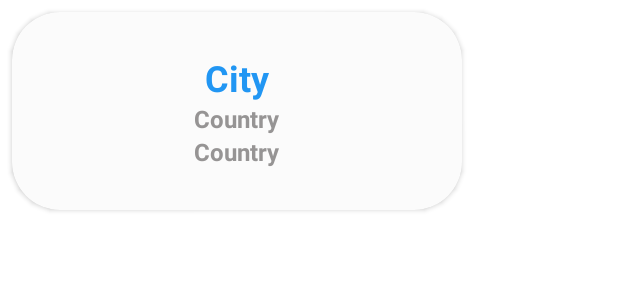
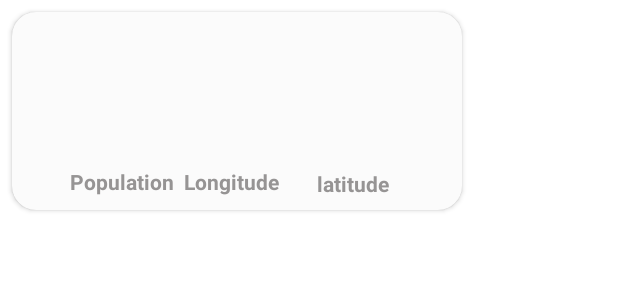
Before and after one commit to amnah44/Cotton-Candy, an Android app: the layout raw_item.xml on its own in the app's theme, with its tools: preview values and no code run, on a phone screen of 412 x 824 dp. Shown: the top 300 px of the screen. Run offline under Robolectric (Android 15) with nearby library versions, the phone set to English and light mode, and no system bars; network calls fail.

Commit message:
add information to card

```diff
--- a/app/src/main/java/com/amnah/ali/cotton/adapter/CitiesAdapter.kt
+++ b/app/src/main/java/com/amnah/ali/cotton/adapter/CitiesAdapter.kt
@@ -3,36 +3,34 @@ package com.amnah.ali.cotton.adapter
 import android.view.LayoutInflater
 import android.view.ViewGroup
 import androidx.recyclerview.widget.RecyclerView
-import com.amnah.ali.cotton.data.DataManager
 import com.amnah.ali.cotton.data.domain.City
 import com.amnah.ali.cotton.databinding.RawItemBinding
 
-class CitiesAdapter(val list: ArrayList<String>) :
+class CitiesAdapter(val list: ArrayList<City>) :
     RecyclerView.Adapter<CitiesAdapter.ViewHolder>() {
+
     //link this fragment with layout source
     override fun onCreateViewHolder(parent: ViewGroup, viewType: Int): ViewHolder {
-        return ViewHolder(
-            RawItemBinding.inflate(
-                LayoutInflater.from(parent.context),
-                parent,
-                false
-            )
+        val view: RawItemBinding = RawItemBinding.inflate(
+            LayoutInflater.from(parent.context),
+            parent,
+            false
         )
+        return ViewHolder(view)
     }
-
     //show all components in cardView
     override fun onBindViewHolder(holder: ViewHolder, position: Int) {
-        lateinit var dataManager: DataManager
         holder.binding?.apply {
-            citiesBox.text = "Baghdad" //dataManager.getNextCity().city
-            countryBox.text = "Iraq"
-            populationBox.text = "200,22,444"
+            citiesBox.text = list[position].city
+            countryBox.text = list[position].country
+            populationBox.text = list[position].population
+            longitude.text = list[position].lng
+            latitude.text = list[position].lat
         }
     }
-
     //to get size of list
     override fun getItemCount() = list.size
-
     //to get all views in row item and with binding to make easy process
     class ViewHolder(val binding: RawItemBinding?) : RecyclerView.ViewHolder(binding?.root!!)
+
 }
--- a/app/src/main/java/com/amnah/ali/cotton/data/DataManager.kt
+++ b/app/src/main/java/com/amnah/ali/cotton/data/DataManager.kt
@@ -18,7 +18,7 @@ object DataManager {
     fun getNextCity():City{
         if (_index == _cityList.size-1){
             _index = 0
-            return _cityList[_index]
+//            return _cityList[_index]
         }
         _index++
         return _cityList[_index]
--- a/app/src/main/java/com/amnah/ali/cotton/fragments/MapsFragments.kt
+++ b/app/src/main/java/com/amnah/ali/cotton/fragments/MapsFragments.kt
@@ -1,6 +1,7 @@
 package com.amnah.ali.cotton.fragments
 
 import android.os.Bundle
+import android.util.Log
 import android.view.View
 import androidx.fragment.app.Fragment
 import androidx.recyclerview.widget.LinearLayoutManager
@@ -10,6 +11,9 @@ import com.amnah.ali.cotton.adapter.CitiesAdapter
 import com.amnah.ali.cotton.data.DataManager
 import com.amnah.ali.cotton.data.domain.City
 import com.amnah.ali.cotton.databinding.FragmentMapBinding
+import com.amnah.ali.cotton.util.Constants
+import com.amnah.ali.cotton.util.CsvParser
+import kotlin.math.log
 
 class MapsFragments : Fragment(R.layout.fragment_map) {
     //use binding instead findViewById to easy process
@@ -20,9 +24,10 @@ class MapsFragments : Fragment(R.layout.fragment_map) {
         binding = binded
 
         // Add recyclerView to this fragment
-        val list: ArrayList<String> = ArrayList()
-        for (indx in DataManager._cityList.size.toString()) {
-            list.add(indx.toString())
+        val list: ArrayList<City> = ArrayList()
+       // Log.v("DATA",DataManager.getNextCity().city.length.toString())
+        for (indx in DataManager.getCityList() as ArrayList) {
+            list.add(indx)
         }
         //activate recyclerView to be seen
         binding?.recyclerView?.apply {
--- a/app/src/main/java/com/amnah/ali/cotton/ui/HomeActivity.kt
+++ b/app/src/main/java/com/amnah/ali/cotton/ui/HomeActivity.kt
@@ -18,7 +18,7 @@ class HomeActivity : BaseActivity<ActivityHomeBinding>(), OnMapReadyCallback {
     //type the content after make override
     override val LOG_TAG: String = "MAIN_ACTIVITY"
     val mapFragment = MapsFragments()
-    val searchFragment = SearchFragment()
+    private val _searchFragment = SearchFragment()
 
     override val bindingInflater: (LayoutInflater) -> ActivityHomeBinding =
         ActivityHomeBinding::inflate
@@ -55,7 +55,7 @@ class HomeActivity : BaseActivity<ActivityHomeBinding>(), OnMapReadyCallback {
     override fun addCallbacks() {
         binding?.iconSearch!!.setOnClickListener {
             supportFragmentManager.beginTransaction().apply {
-                replace(R.id.fragment_container, searchFragment)
+                replace(R.id.fragment_container, _searchFragment)
                 commit()
             }
         }
--- a/app/src/main/java/com/amnah/ali/cotton/ui/SplashActivity.kt
+++ b/app/src/main/java/com/amnah/ali/cotton/ui/SplashActivity.kt
@@ -18,24 +18,24 @@ class SplashActivity : BaseActivity<ActivitySplashBinding>() {
         ActivitySplashBinding::inflate
 
     override fun setup() {
-//        //make handler to select period of turn on
-//        Handler(Looper.getMainLooper()).postDelayed({
-//            parsCsvFile()
-//        }, 1000)
+        //make handler to select period of turn on
+        Handler(Looper.getMainLooper()).postDelayed({
+            parsCsvFile()
+        }, 1000)
     }
 
     //parse csv file to get all values
     private fun parsCsvFile() {
-//        val inputStream: InputStream = assets.open("worldcities.csv")
-//        val buffer = BufferedReader(InputStreamReader(inputStream))
-//        val parser = CsvParser()
-//        buffer.forEachLine { city ->
-//            val currentCity = parser.parse(city)
-//            DataManager.addCity(currentCity)
-//        }
-//        //select next activity
-//        startActivity(Intent(this, HomeActivity::class.java))
-//        this.finish()
+        val inputStream: InputStream = assets.open("worldcities.csv")
+        val buffer = BufferedReader(InputStreamReader(inputStream))
+        val parser = CsvParser()
+        buffer.forEachLine { city ->
+            val currentCity = parser.parse(city)
+            DataManager.addCity(currentCity)
+        }
+        //select next activity
+        startActivity(Intent(this, HomeActivity::class.java))
+        this.finish()
     }
 
     override fun addCallbacks() {
--- a/app/src/main/res/layout/raw_item.xml
+++ b/app/src/main/res/layout/raw_item.xml
@@ -1,55 +1,148 @@
 <?xml version="1.0" encoding="utf-8"?>
-<androidx.constraintlayout.widget.ConstraintLayout xmlns:android="http://schemas.android.com/apk/res/android"
-    xmlns:app="http://schemas.android.com/apk/res-auto"
-    android:layout_width="wrap_content"
-
-    android:layout_height="wrap_content">
-
-    <androidx.cardview.widget.CardView
+<androidx.cardview.widget.CardView xmlns:tools="http://schemas.android.com/tools"
+    android:elevation="@dimen/margin3x"
     android:id="@+id/cardView"
+    android:layout_height="132dp"
+    android:layout_margin="@dimen/margin1x"
     android:layout_width="300dp"
-        android:layout_height="132dp"
-        android:elevation="@dimen/margin3x"
-        android:layout_margin="@dimen/margin1x"
-        app:cardCornerRadius="32dp"
+    android:padding="@dimen/margin1x"
     app:cardBackgroundColor="@color/color2"
+    app:cardCornerRadius="16dp"
     app:layout_constraintBottom_toBottomOf="parent"
     app:layout_constraintEnd_toEndOf="parent"
     app:layout_constraintStart_toStartOf="parent"
-        app:layout_constraintTop_toTopOf="parent">
+    app:layout_constraintTop_toTopOf="parent"
+    xmlns:android="http://schemas.android.com/apk/res/android"
+    xmlns:app="http://schemas.android.com/apk/res-auto">
 
-        <LinearLayout
+    <androidx.constraintlayout.widget.ConstraintLayout
         android:layout_width="match_parent"
-            android:layout_height="match_parent"
-            android:gravity="center|center_horizontal"
-            android:orientation="vertical">
+        android:layout_height="match_parent">
+
+        <TextView
+            android:id="@+id/latitude2"
+            android:layout_width="wrap_content"
+            android:layout_height="wrap_content"
+            android:text="@string/latitude"
+            android:textColor="@color/gray"
+            android:textSize="@dimen/txt1x"
+            android:textStyle="bold"
+            android:visibility="visible"
+            app:layout_constraintBottom_toBottomOf="parent"
+            app:layout_constraintEnd_toEndOf="@+id/latitude"
+            app:layout_constraintStart_toStartOf="@+id/latitude"
+            app:layout_constraintTop_toBottomOf="@+id/latitude"
+            app:layout_constraintVertical_bias="0.0" />
+
+        <TextView
+            android:id="@+id/longitude2"
+            android:layout_width="wrap_content"
+            android:layout_height="wrap_content"
+            android:text="Longitude"
+            android:textColor="@color/gray"
+            android:textSize="@dimen/txt1x"
+            android:textStyle="bold"
+            android:visibility="visible"
+            app:layout_constraintBottom_toBottomOf="parent"
+            app:layout_constraintEnd_toEndOf="@+id/longitude"
+            app:layout_constraintStart_toStartOf="@+id/longitude"
+            app:layout_constraintTop_toBottomOf="@+id/longitude"
+            app:layout_constraintVertical_bias="0.0" />
+
+        <TextView
+            android:id="@+id/population_box4"
+            android:layout_width="wrap_content"
+            android:layout_height="wrap_content"
+            android:text="@string/population"
+            android:textColor="@color/gray"
+            android:textSize="@dimen/txt1x"
+            android:textStyle="bold"
+            android:visibility="visible"
+            app:layout_constraintBottom_toBottomOf="parent"
+            app:layout_constraintEnd_toEndOf="@+id/population_box"
+            app:layout_constraintHorizontal_bias="0.5"
+            app:layout_constraintStart_toStartOf="@+id/population_box"
+            app:layout_constraintTop_toBottomOf="@+id/population_box"
+            app:layout_constraintVertical_bias="0.0" />
+
+        <TextView
+            android:id="@+id/latitude"
+            android:layout_width="wrap_content"
+            android:layout_height="wrap_content"
+            android:layout_marginStart="@dimen/margin1x"
+            android:layout_marginTop="@dimen/margin1x"
+            android:textColor="@color/gray"
+            android:textSize="@dimen/txt2x"
+            android:textStyle="bold"
+            android:visibility="visible"
+            app:layout_constraintBottom_toBottomOf="parent"
+            app:layout_constraintEnd_toEndOf="parent"
+            app:layout_constraintHorizontal_bias="0.5"
+            app:layout_constraintStart_toEndOf="@+id/longitude"
+            app:layout_constraintTop_toBottomOf="@+id/cities_box"
+            app:layout_constraintVertical_bias="0.42000002" />
+
+        <TextView
+            android:id="@+id/longitude"
+            android:layout_width="wrap_content"
+            android:layout_height="wrap_content"
+            android:textColor="@color/gray"
+            android:textSize="@dimen/txt2x"
+            android:textStyle="bold"
+            android:visibility="visible"
+            app:layout_constraintBottom_toBottomOf="parent"
+            app:layout_constraintEnd_toStartOf="@+id/latitude"
+            app:layout_constraintHorizontal_bias="0.5"
+            app:layout_constraintStart_toEndOf="@+id/population_box"
+            app:layout_constraintTop_toBottomOf="@+id/cities_box"
+            app:layout_constraintVertical_bias="0.48000002" />
 
         <TextView
             android:id="@+id/cities_box"
             android:layout_width="wrap_content"
             android:layout_height="wrap_content"
-                android:text="City"
-                android:textColor="@color/txt_color"
-                android:textSize="@dimen/txt3x"
-                android:textStyle="bold" />
+            android:layout_marginStart="@dimen/margin1x"
+            android:layout_marginTop="@dimen/margin1x"
+            android:textColor="@color/gray"
+            android:textSize="@dimen/txt2x"
+            android:textStyle="bold"
+            app:layout_constraintBottom_toBottomOf="parent"
+            app:layout_constraintEnd_toEndOf="parent"
+            app:layout_constraintHorizontal_bias="0.06"
+            app:layout_constraintStart_toStartOf="parent"
+            app:layout_constraintTop_toTopOf="parent"
+            app:layout_constraintVertical_bias="0.24000001" />
 
         <TextView
             android:id="@+id/country_box"
             android:layout_width="wrap_content"
             android:layout_height="wrap_content"
-                android:text="Country"
-                android:textColor="@color/gray"
-                android:textSize="@dimen/txt2x"
-                android:textStyle="bold" />
+            android:layout_marginStart="@dimen/margin1x"
+            android:layout_marginTop="@dimen/margin1x"
+            android:textColor="@color/black"
+            android:textSize="@dimen/txt3x"
+            android:textStyle="bold"
+            app:layout_constraintBottom_toTopOf="@+id/cities_box"
+            app:layout_constraintEnd_toEndOf="parent"
+            app:layout_constraintHorizontal_bias="0.074"
+            app:layout_constraintStart_toStartOf="parent"
+            app:layout_constraintTop_toTopOf="parent"
+            app:layout_constraintVertical_bias="0.32999998" />
+
         <TextView
             android:id="@+id/population_box"
             android:layout_width="wrap_content"
             android:layout_height="wrap_content"
-                android:text="Country"
             android:textColor="@color/gray"
             android:textSize="@dimen/txt2x"
-                android:textStyle="bold" />
+            android:textStyle="bold"
+            android:visibility="visible"
+            app:layout_constraintBottom_toBottomOf="parent"
+            app:layout_constraintEnd_toStartOf="@+id/longitude"
+            app:layout_constraintHorizontal_bias="0.5"
+            app:layout_constraintStart_toStartOf="parent"
+            app:layout_constraintTop_toBottomOf="@+id/cities_box"
+            app:layout_constraintVertical_bias="0.48000002" />
 
-        </LinearLayout>
+    </androidx.constraintlayout.widget.ConstraintLayout>
 </androidx.cardview.widget.CardView>
-</androidx.constraintlayout.widget.ConstraintLayout>
--- a/app/src/main/res/values/dimens.xml
+++ b/app/src/main/res/values/dimens.xml
@@ -7,6 +7,7 @@
     <dimen name="margin1x">8dp</dimen>
     <dimen name="elev2x">16dp</dimen>
     <dimen name="txt2x">16sp</dimen>
+    <dimen name="txt1x">14sp</dimen>
     <dimen name="margin3x">32dp</dimen>
     <dimen name="elev1x">8dp</dimen>
     <dimen name="txt3x">24sp</dimen>
--- a/app/src/main/res/values/strings.xml
+++ b/app/src/main/res/values/strings.xml
@@ -9,4 +9,5 @@
     <string name="more_about">more about</string>
     <!-- TODO: Remove or change this placeholder text -->
     <string name="hello_blank_fragment">Hello blank fragment</string>
+    <string name="latitude">latitude</string>
 </resources>
```
Also changed, not shown: app/src/main/AndroidManifest.xml (+4 -4 lines). Lines whose indentation alone changed are shown as unchanged.
